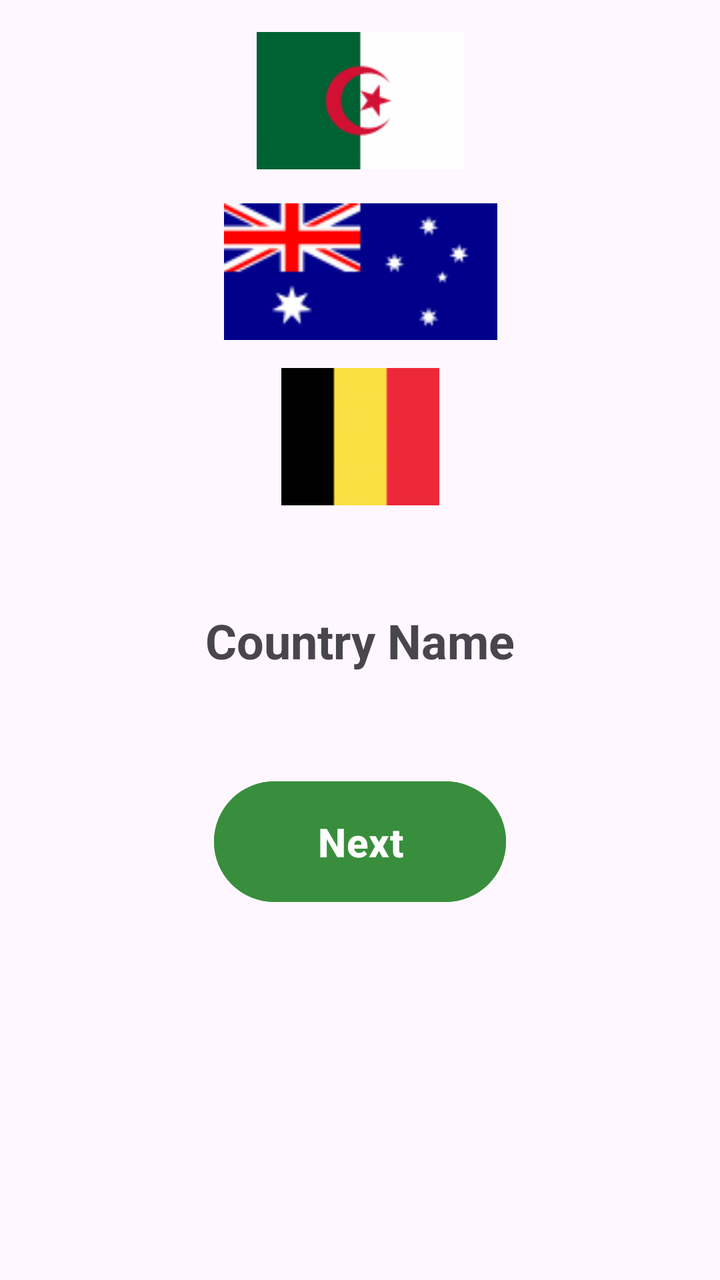
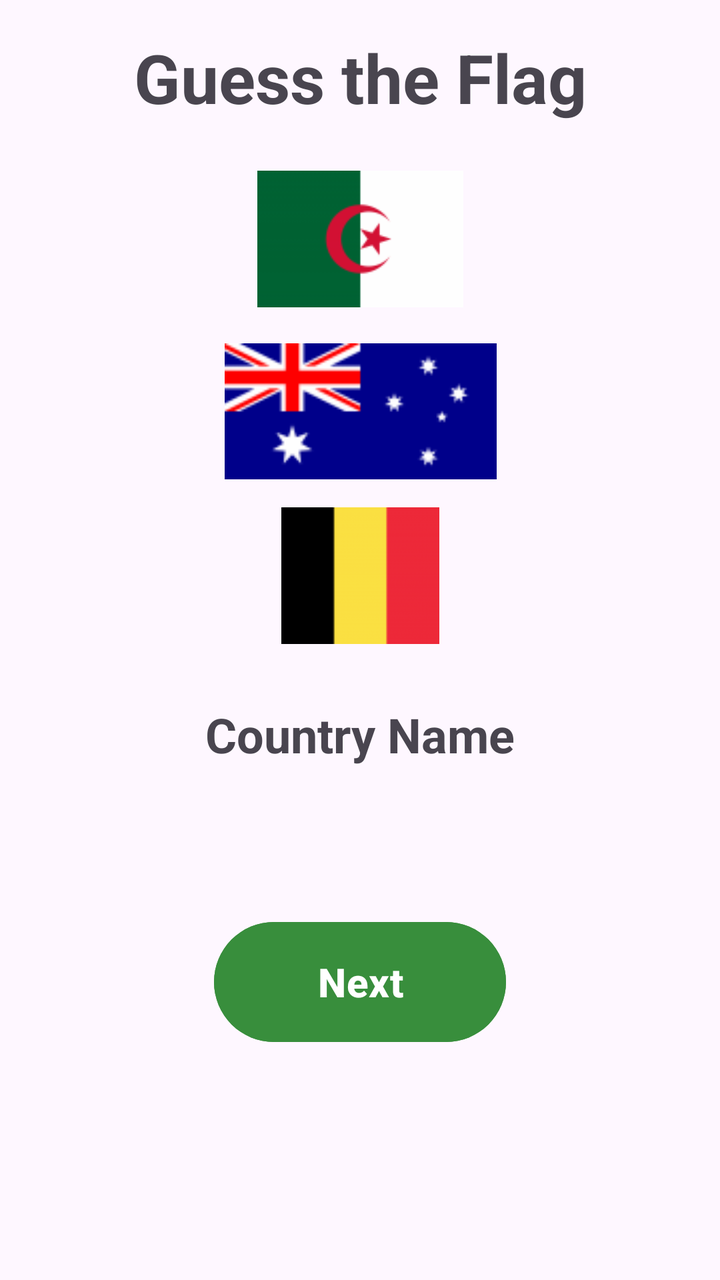

Before-and-after screenshots of an Android layout around one commit, followed by the original layout XML and the change that was made.
<!-- AndroidManifest.xml: application theme Theme.CountryFlagGameMobileTech -->
<!-- res/layout/activity_guess_flag.xml -->
<?xml version="1.0" encoding="utf-8"?>
<androidx.constraintlayout.widget.ConstraintLayout xmlns:android="http://schemas.android.com/apk/res/android"
    xmlns:app="http://schemas.android.com/apk/res-auto"
    xmlns:tools="http://schemas.android.com/tools"
    android:layout_width="match_parent"
    android:layout_height="match_parent"
    tools:context=".GuessFlagActivity">

    <ImageView
        android:id="@+id/flagImageView3"
        android:layout_width="113dp"
        android:layout_height="0dp"
        android:layout_marginBottom="83dp"
        app:layout_constraintBottom_toTopOf="@+id/resultTextViewGF"
        app:layout_constraintEnd_toEndOf="parent"
        app:layout_constraintStart_toStartOf="parent"
        app:layout_constraintTop_toBottomOf="@+id/flagImageView2"
        app:srcCompat="@drawable/belgium" />

    <ImageView
        android:id="@+id/flagImageView2"
        android:layout_width="165dp"
        android:layout_height="0dp"
        android:layout_marginBottom="14dp"
        app:layout_constraintBottom_toTopOf="@+id/flagImageView3"
        app:layout_constraintEnd_toEndOf="parent"
        app:layout_constraintStart_toStartOf="parent"
        app:layout_constraintTop_toBottomOf="@+id/flagImageView1"
        app:srcCompat="@drawable/australia" />

    <ImageView
        android:id="@+id/flagImageView1"
        android:layout_width="153dp"
        android:layout_height="0dp"
        android:layout_marginTop="16dp"
        android:layout_marginBottom="17dp"
        app:layout_constraintBottom_toTopOf="@+id/flagImageView2"
        app:layout_constraintEnd_toEndOf="parent"
        app:layout_constraintStart_toStartOf="parent"
        app:layout_constraintTop_toTopOf="parent"
        app:srcCompat="@drawable/algeria" />

    <TextView
        android:id="@+id/countryNameTextView"
        android:layout_width="wrap_content"
        android:layout_height="wrap_content"
        android:text="Country Name"
        android:textSize="24sp"
        android:textStyle="bold"
        app:layout_constraintBottom_toBottomOf="parent"
        app:layout_constraintEnd_toEndOf="parent"
        app:layout_constraintStart_toStartOf="parent"
        app:layout_constraintTop_toTopOf="parent" />

    <TextView
        android:id="@+id/resultTextViewGF"
        android:layout_width="wrap_content"
        android:layout_height="wrap_content"
        android:layout_marginBottom="24dp"
        android:text=""
        android:textSize="20sp"
        app:layout_constraintBottom_toTopOf="@+id/nextButton"
        app:layout_constraintEnd_toEndOf="parent"
        app:layout_constraintStart_toStartOf="parent"
        app:layout_constraintTop_toBottomOf="@+id/flagImageView3" />

    <Button
        android:id="@+id/nextButton"
        android:layout_width="146dp"
        android:layout_height="0dp"
        android:layout_marginBottom="185dp"
        android:backgroundTint="#388E3C"
        android:text="Next"
        android:textSize="20sp"
        android:textStyle="bold"
        app:layout_constraintBottom_toBottomOf="parent"
        app:layout_constraintEnd_toEndOf="parent"
        app:layout_constraintStart_toStartOf="parent"
        app:layout_constraintTop_toBottomOf="@+id/resultTextViewGF" />
</androidx.constraintlayout.widget.ConstraintLayout>
<!-- resources referenced by this layout -->
<resources>
  <!-- drawable algeria: png bitmap (drawable, 2105 bytes) -->
  <!-- drawable australia: png bitmap (drawable, 2487 bytes) -->
  <!-- drawable belgium: png bitmap (drawable, 3172 bytes) -->
  <style name="Theme.CountryFlagGameMobileTech" parent="Base.Theme.CountryFlagGameMobileTech" />
  <style name="Base.Theme.CountryFlagGameMobileTech" parent="Theme.Material3.DayNight.NoActionBar">
          
          
      </style>
</resources>

<!-- the commit's change to res/layout/activity_guess_flag.xml (unified diff, before → after) -->
@@ -10,10 +10,10 @@
         android:id="@+id/flagImageView3"
         android:layout_width="113dp"
         android:layout_height="0dp"
-        android:layout_marginBottom="83dp"
+        android:layout_marginBottom="14dp"
         app:layout_constraintBottom_toTopOf="@+id/resultTextViewGF"
-        app:layout_constraintEnd_toEndOf="parent"
-        app:layout_constraintStart_toStartOf="parent"
+        app:layout_constraintEnd_toStartOf="@+id/resultTextViewGF"
+        app:layout_constraintStart_toStartOf="@+id/resultTextViewGF"
         app:layout_constraintTop_toBottomOf="@+id/flagImageView2"
         app:srcCompat="@drawable/belgium" />
 
@@ -28,47 +28,11 @@
         app:layout_constraintTop_toBottomOf="@+id/flagImageView1"
         app:srcCompat="@drawable/australia" />
 
-    <ImageView
-        android:id="@+id/flagImageView1"
-        android:layout_width="153dp"
-        android:layout_height="0dp"
-        android:layout_marginTop="16dp"
-        android:layout_marginBottom="17dp"
-        app:layout_constraintBottom_toTopOf="@+id/flagImageView2"
-        app:layout_constraintEnd_toEndOf="parent"
-        app:layout_constraintStart_toStartOf="parent"
-        app:layout_constraintTop_toTopOf="parent"
-        app:srcCompat="@drawable/algeria" />
-
-    <TextView
-        android:id="@+id/countryNameTextView"
-        android:layout_width="wrap_content"
-        android:layout_height="wrap_content"
-        android:text="Country Name"
-        android:textSize="24sp"
-        android:textStyle="bold"
-        app:layout_constraintBottom_toBottomOf="parent"
-        app:layout_constraintEnd_toEndOf="parent"
-        app:layout_constraintStart_toStartOf="parent"
-        app:layout_constraintTop_toTopOf="parent" />
-
-    <TextView
-        android:id="@+id/resultTextViewGF"
-        android:layout_width="wrap_content"
-        android:layout_height="wrap_content"
-        android:layout_marginBottom="24dp"
-        android:text=""
-        android:textSize="20sp"
-        app:layout_constraintBottom_toTopOf="@+id/nextButton"
-        app:layout_constraintEnd_toEndOf="parent"
-        app:layout_constraintStart_toStartOf="parent"
-        app:layout_constraintTop_toBottomOf="@+id/flagImageView3" />
-
     <Button
         android:id="@+id/nextButton"
         android:layout_width="146dp"
         android:layout_height="0dp"
-        android:layout_marginBottom="185dp"
+        android:layout_marginBottom="115dp"
         android:backgroundTint="#388E3C"
         android:text="Next"
         android:textSize="20sp"
@@ -77,4 +41,54 @@
         app:layout_constraintEnd_toEndOf="parent"
         app:layout_constraintStart_toStartOf="parent"
         app:layout_constraintTop_toBottomOf="@+id/resultTextViewGF" />
+
+    <TextView
+        android:id="@+id/countryNameTextView"
+        android:layout_width="wrap_content"
+        android:layout_height="wrap_content"
+        android:layout_marginTop="15dp"
+        android:text="Country Name"
+        android:textSize="24sp"
+        android:textStyle="bold"
+        app:layout_constraintEnd_toStartOf="@+id/resultTextViewGF"
+        app:layout_constraintStart_toStartOf="@+id/resultTextViewGF"
+        app:layout_constraintTop_toTopOf="@+id/resultTextViewGF" />
+
+    <ImageView
+        android:id="@+id/flagImageView1"
+        android:layout_width="153dp"
+        android:layout_height="0dp"
+        android:layout_marginBottom="18dp"
+        app:layout_constraintBottom_toTopOf="@+id/flagImageView2"
+        app:layout_constraintEnd_toEndOf="parent"
+        app:layout_constraintStart_toStartOf="parent"
+        app:layout_constraintTop_toBottomOf="@+id/textView4"
+        app:srcCompat="@drawable/algeria" />
+
+    <TextView
+        android:id="@+id/resultTextViewGF"
+        android:layout_width="wrap_content"
+        android:layout_height="wrap_content"
+        android:layout_marginBottom="94dp"
+        android:text=""
+        android:textSize="20sp"
+        app:layout_constraintBottom_toTopOf="@+id/nextButton"
+        app:layout_constraintEnd_toEndOf="parent"
+        app:layout_constraintStart_toStartOf="parent"
+        app:layout_constraintTop_toBottomOf="@+id/flagImageView3" />
+
+    <TextView
+        android:id="@+id/textView4"
+        android:layout_width="wrap_content"
+        android:layout_height="wrap_content"
+        android:layout_marginTop="16dp"
+        android:layout_marginBottom="24dp"
+        android:text="Guess the Flag"
+        android:textSize="34sp"
+        android:textStyle="bold"
+        app:layout_constraintBottom_toTopOf="@+id/flagImageView1"
+        app:layout_constraintEnd_toEndOf="parent"
+        app:layout_constraintStart_toStartOf="parent"
+        app:layout_constraintTop_toTopOf="parent" />
+
 </androidx.constraintlayout.widget.ConstraintLayout>
